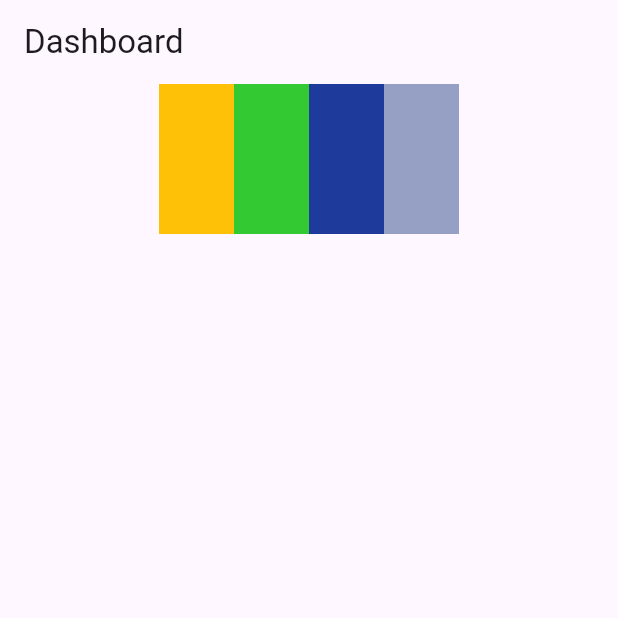
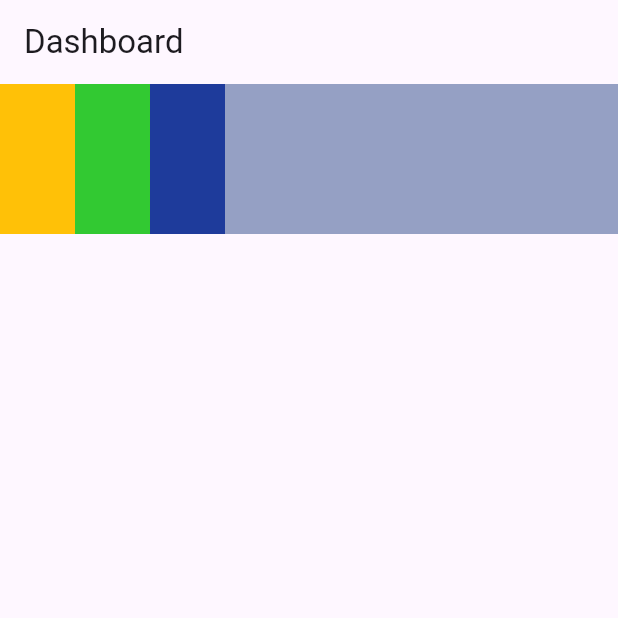
Before and after one commit to Foysalrabby/Classpractice33, a Flutter app: the screen it shows after launch, on a phone screen of 412 x 824 dp, the top half of it. Run offline on Flutter 3.47's test engine with Material 3 defaults, Android fonts, the phone set to English and light mode, and no system bars.

Commit message:
which contaier expended to  take all place

```diff
--- a/customclass/lib/main.dart
+++ b/customclass/lib/main.dart
@@ -28,7 +28,7 @@
 
      ),
     body:   Row(
-      mainAxisAlignment: MainAxisAlignment.center,
+
        children: [
 
         Container(
@@ -46,12 +46,15 @@
          height: 100,
          color: Color.fromARGB(255, 30, 59, 155),
         ),
-       Container(
+
+        Expanded(child: Container(
          width: 50,
          height: 100,
          color: Color.fromARGB(255, 149, 160, 196),
-        ),
+        ),)
+
        ],
+
 
     ),
 
```
